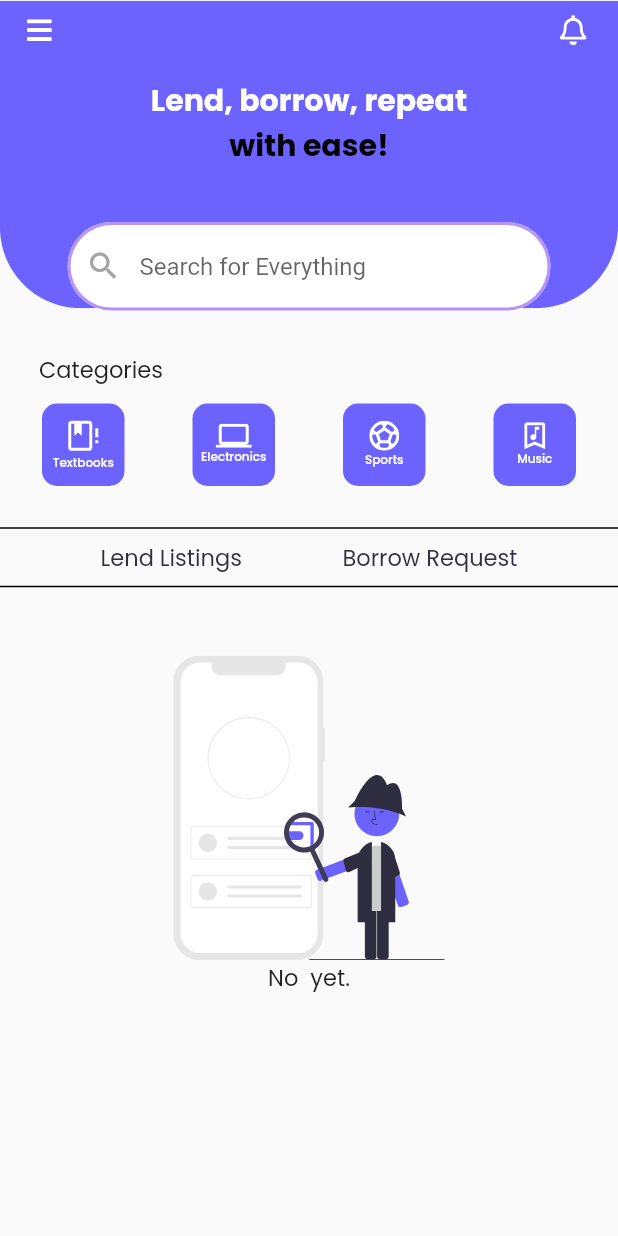
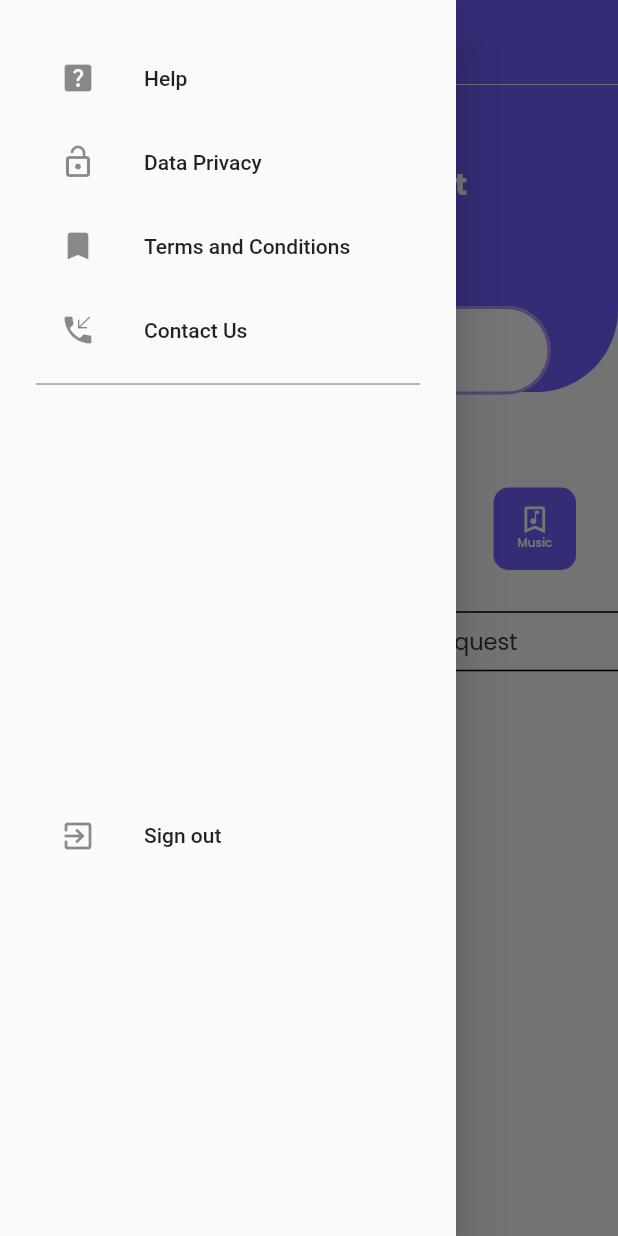
Before and after one commit to Murasaki-Vien/CampuShare1.2, a Flutter app: the Myhomepage screen opened directly, with the side drawer open (before the commit the screen has no drawer), on a phone screen of 412 x 824 dp. Run offline on Flutter 3.47's test engine with Material 2 defaults, Android fonts, the phone set to English and light mode, and no system bars; our stand-ins replace flutter_svg, google_fonts, persistent_bottom_nav_bar.

Commit message:
Updated Side Panel with working button

```diff
--- a/lib/homepage/homepage.dart
+++ b/lib/homepage/homepage.dart
@@ -6,93 +6,85 @@ import 'package:proj3/components/categbuttons.dart';
 import 'package:proj3/components/lend_borrow.dart';
 import 'package:persistent_bottom_nav_bar/persistent_tab_view.dart';
 import 'package:proj3/homepage/calendar.dart';
-
-
+//side panel
+import 'package:proj3/sidebar/help.dart';
+import 'package:proj3/sidebar/data_privacy.dart';
+import 'package:proj3/sidebar/terms_and_condition.dart';
+import 'package:proj3/sidebar/contact_us.dart';
 
 class Myhomepage extends StatefulWidget {
-
-
   const Myhomepage({
     super.key,
   });
 
   @override
   State<Myhomepage> createState() => _MyhomepageState();
-
 }
 
 class _MyhomepageState extends State<Myhomepage> {
-
   final searchController = TextEditingController();
   String textName = '';
   bool btnClicked = false;
   bool lendisClicked = false;
   bool borrowisClicked = false;
 
+  @override
+  Widget build(BuildContext context) {
+    return Scaffold(
+      extendBody: true,
+      resizeToAvoidBottomInset: false,
 
+      appBar: AppBar(
+        title: const Text('Home'),
+        elevation: 0,
+        backgroundColor: Color(0xff6C63FF),
+      ),
 
+      drawer: Drawer(
+          child: SingleChildScrollView(
+              child: Column(
+                  crossAxisAlignment: CrossAxisAlignment.stretch,
+                  children: <Widget>[
+            buildHeader(context),
+            buildMenuItems(context),
+          ]))),
 
-  @override
-  Widget build(BuildContext context){
-    return Scaffold(
-      resizeToAvoidBottomInset : false,
-      body : SafeArea(
-        child : SingleChildScrollView(
-          child : Column(
+      body: SafeArea(
+        child: SingleChildScrollView(
+          child: Column(
             children: [
               Stack(
                 children: <Widget>[
                   Padding(
                     padding: const EdgeInsets.all(0),
                     child: AspectRatio(
-                      aspectRatio : 18/9,
+                      aspectRatio: 18 / 9,
                       child: SvgPicture.asset(
-                          'lib/svg/rectangle.svg',
-                        ),
-                    ),
-                  ),
-
-                  Padding(
-                    padding : const EdgeInsets.fromLTRB(18, 10, 18, 0),
-                    child : Row(
-                      mainAxisAlignment : MainAxisAlignment.spaceBetween,
-                      children: [
-                        SvgPicture.asset('lib/svg/menutab.svg',
-                          height : 19.43,
-                          width : 17,
-                        ),
-                        SvgPicture.asset('lib/svg/bellicon.svg',
-                          height : 20.13,
-                          width : 23,
-                        ),
-                      ],
+                        'lib/svg/rectangle.svg',
+                      ),
                     ),
                   ),
 
                   //header
                   Center(
                     child: Padding(
-                      padding : const EdgeInsets.fromLTRB(0, 52, 0, 46),
+                      padding: const EdgeInsets.fromLTRB(0, 52, 0, 46),
                       child: Column(
                         children: [
                           Text(
                             "Lend, borrow, repeat",
-                            style : GoogleFonts.poppins(
-                              fontSize : 20,
-                              color : Colors.white,
-                              fontWeight : FontWeight.bold,
+                            style: GoogleFonts.poppins(
+                              fontSize: 20,
+                              color: Colors.white,
+                              fontWeight: FontWeight.bold,
                             ),
                           ),
-
-
-                          Text(
-                            'with ease!',
-                            style : GoogleFonts.poppins(
-                              fontSize : 20,
-                              color : Colors.black,
-                              fontWeight : FontWeight.bold,
-                            )
-                          ),
+                          Text('with ease!',
+                              style: GoogleFonts.poppins(
+                                fontSize: 20,
+                                color: Colors.black,
+                                fontWeight: FontWeight.bold,
+                              )),
                         ],
                       ),
                     ),
@@ -100,18 +92,13 @@ class _MyhomepageState extends State<Myhomepage> {
 
                   //search bar
                   Center(
-                    child : Padding(
-                      padding : const EdgeInsets.fromLTRB(45, 148, 45, 0),
-
-                        child : MysearchBar(
-                          controller: searchController,
-                          hinttext : "Search for Everything",
-                          icon : const Icon(Icons.search,
-                            color : Color(0xffA5A3A3)
-                          )
-                        )
-
-                    ),
+                    child: Padding(
+                        padding: const EdgeInsets.fromLTRB(45, 148, 45, 0),
+                        child: MysearchBar(
+                            controller: searchController,
+                            hinttext: "Search for Everything",
+                            icon: const Icon(Icons.search,
+                                color: Color(0xffA5A3A3)))),
                   ),
                 ],
               ),
@@ -120,15 +107,12 @@ class _MyhomepageState extends State<Myhomepage> {
               Row(
                 children: [
                   Padding(
-                    padding: const EdgeInsets.only(left : 26, top : 28),
+                    padding: const EdgeInsets.only(left: 26, top: 28),
                     child: Text(
                       "Categories",
-                      style : GoogleFonts.poppins(
-                        fontSize : 15
-                      ),
+                      style: GoogleFonts.poppins(fontSize: 15),
                     ),
                   ),
-
                 ],
               ),
 
@@ -136,9 +120,8 @@ class _MyhomepageState extends State<Myhomepage> {
               Padding(
                 padding: const EdgeInsets.fromLTRB(28, 11, 28, 0),
                 child: Row(
-                  mainAxisAlignment : MainAxisAlignment.spaceBetween,
+                  mainAxisAlignment: MainAxisAlignment.spaceBetween,
                   children: [
-
                     MyCategoryBtn(
                       btnName: "Textbooks",
                       svgName: 'lib/svg/book-alert-outline.svg',
@@ -163,84 +146,127 @@ class _MyhomepageState extends State<Myhomepage> {
                 ),
               ),
 
-
               //Lend Listings and Borrow Listings
-              const SizedBox(height : 20),
+              const SizedBox(height: 20),
               const Divider(
                 thickness: 1,
-                color : Colors.black,
+                color: Colors.black,
               ),
               Row(
-                mainAxisAlignment : MainAxisAlignment.spaceEvenly,
+                mainAxisAlignment: MainAxisAlignment.spaceEvenly,
                 children: [
-
                   GestureDetector(
-                    onTap : (){
+                    onTap: () {
                       setState(() {
-                        borrowisClicked = false; //remove the color of borrow req
-                        lendisClicked = !lendisClicked; //highlight the Lend list
+                        borrowisClicked =
+                            false; //remove the color of borrow req
+                        lendisClicked =
+                            !lendisClicked; //highlight the Lend list
                         textName = 'listings';
                       });
                       print("Test for Lend");
                     },
-                    child : Mylendborrowoptn(
+                    child: Mylendborrowoptn(
                       lBName: "Lend Listings",
-                      lendBorrowisClicked : lendisClicked,
+                      lendBorrowisClicked: lendisClicked,
                     ),
-
                   ),
-
                   GestureDetector(
-                    onTap : (){
+                    onTap: () {
                       setState(() {
                         lendisClicked = false; //remove color Lend List
-                        borrowisClicked = !borrowisClicked; //highlight the lend list
+                        borrowisClicked =
+                            !borrowisClicked; //highlight the lend list
                         textName = 'requests';
                       });
                       print("Test for Borrow");
                     },
-                    child : Mylendborrowoptn(
+                    child: Mylendborrowoptn(
                       lBName: "Borrow Request",
-                      lendBorrowisClicked : borrowisClicked,
+                      lendBorrowisClicked: borrowisClicked,
                     ),
-
                   ),
-
-
                 ],
               ),
               const Divider(
                 thickness: 1,
-                color : Colors.black,
+                color: Colors.black,
               ),
 
-
-              const SizedBox(height : 38),
+              const SizedBox(height: 38),
               SvgPicture.asset('lib/svg/no_items-logo.svg'),
               Text(
                 "No $textName yet.",
-                style : GoogleFonts.poppins(
-                  fontSize : 15,
+                style: GoogleFonts.poppins(
+                  fontSize: 15,
                 ),
               ),
-
-
-
-
             ],
           ),
-
         ),
       ),
 
-
-
       // for bottom Navigation
-
-
-
     );
   }
+
+  Widget buildHeader(BuildContext context) => Container(
+          padding: EdgeInsets.only(
+        top: MediaQuery.of(context).padding.top,
+      ));
 }
 
-//new page for calendar
+Widget buildMenuItems(BuildContext context) => Container(
+      padding: const EdgeInsets.all(24),
+      child: Wrap(
+        runSpacing: 5,
+        children: [
+          Column(children: [
+            ListTile(
+                leading: const Icon(Icons.help_center_rounded),
+                title: const Text('Help'),
+                onTap: () {
+                  Navigator.pop(context);
+                  Navigator.of(context).push(MaterialPageRoute(
+                    builder: (context) => const HelpPage(),
+                  ));
+                }),
+            ListTile(
+                leading: const Icon(Icons.lock_open),
+                title: const Text('Data Privacy'),
+                onTap: () {
+                  Navigator.pop(context);
+                  Navigator.of(context).push(MaterialPageRoute(
+                    builder: (context) => const DataPrivacyPage(),
+                  ));
+                }),
+            ListTile(
+                leading: const Icon(Icons.bookmark),
+                title: const Text('Terms and Conditions'),
+                onTap: () {
+                  Navigator.pop(context);
+                  Navigator.of(context).push(MaterialPageRoute(
+                    builder: (context) => const TermsAndConditionPage(),
+                  ));
+                }),
+            ListTile(
+                leading: const Icon(Icons.phone_callback),
+                title: const Text('Contact Us'),
+                onTap: () {
+                  Navigator.pop(context);
+                  Navigator.of(context).push(MaterialPageRoute(
+                    builder: (context) => const ContactUsPage(),
+                  ));
+                }),
+            const Divider(color: Colors.black54),
+            const SizedBox(height: 265),
+            ListTile(
+                leading: const Icon(Icons.exit_to_app),
+                title: const Text('Sign out'),
+                onTap: () {
+                  //Add logic for sign out
+                }),
+          ]),
+        ],
+      ),
+    );
```
Also changed, not shown: lib/sidebar/contact_us.dart (added, +15 -0 lines), lib/sidebar/data_privacy.dart (added, +15 -0 lines), lib/sidebar/help.dart (added, +15 -0 lines), lib/sidebar/terms_and_condition.dart (added, +15 -0 lines), lib/sidebar/sign_out.dart (added).
